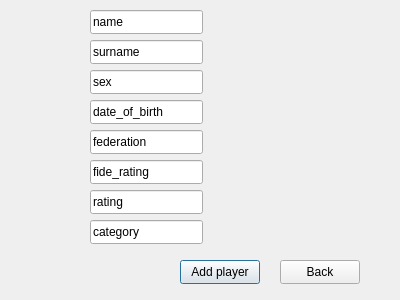
szachiszta/chess-pairing-program, file chess_pairing_program/addnewplayer.ui: the form before one commit.
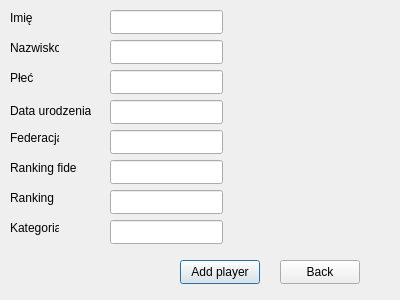
The form after the commit.

```diff
--- a/chess_pairing_program/addnewplayer.ui
+++ b/chess_pairing_program/addnewplayer.ui
@@ -16,105 +16,105 @@
   <widget class="QLineEdit" name="txt_name">
    <property name="geometry">
     <rect>
-     <x>90</x>
+     <x>110</x>
      <y>10</y>
      <width>113</width>
      <height>24</height>
     </rect>
    </property>
    <property name="text">
-    <string>name</string>
+    <string/>
    </property>
   </widget>
   <widget class="QLineEdit" name="txt_surname">
    <property name="geometry">
     <rect>
-     <x>90</x>
+     <x>110</x>
      <y>40</y>
      <width>113</width>
      <height>24</height>
     </rect>
    </property>
    <property name="text">
-    <string>surname</string>
+    <string/>
    </property>
   </widget>
   <widget class="QLineEdit" name="txt_sex">
    <property name="geometry">
     <rect>
-     <x>90</x>
+     <x>110</x>
      <y>70</y>
      <width>113</width>
      <height>24</height>
     </rect>
    </property>
    <property name="text">
-    <string>sex</string>
+    <string/>
    </property>
   </widget>
   <widget class="QLineEdit" name="txt_date">
    <property name="geometry">
     <rect>
-     <x>90</x>
+     <x>110</x>
      <y>100</y>
      <width>113</width>
      <height>24</height>
     </rect>
    </property>
    <property name="text">
-    <string>date_of_birth</string>
+    <string/>
    </property>
   </widget>
   <widget class="QLineEdit" name="txt_federation">
    <property name="geometry">
     <rect>
-     <x>90</x>
+     <x>110</x>
      <y>130</y>
      <width>113</width>
      <height>24</height>
     </rect>
    </property>
    <property name="text">
-    <string>federation</string>
+    <string/>
    </property>
   </widget>
   <widget class="QLineEdit" name="txt_fide">
    <property name="geometry">
     <rect>
-     <x>90</x>
+     <x>110</x>
      <y>160</y>
      <width>113</width>
      <height>24</height>
     </rect>
    </property>
    <property name="text">
-    <string>fide_rating</string>
+    <string/>
    </property>
   </widget>
   <widget class="QLineEdit" name="txt_rating">
    <property name="geometry">
     <rect>
-     <x>90</x>
+     <x>110</x>
      <y>190</y>
      <width>113</width>
      <height>24</height>
     </rect>
    </property>
    <property name="text">
-    <string>rating</string>
+    <string/>
    </property>
   </widget>
   <widget class="QLineEdit" name="txt_category">
    <property name="geometry">
     <rect>
-     <x>90</x>
+     <x>110</x>
      <y>220</y>
      <width>113</width>
      <height>24</height>
     </rect>
    </property>
    <property name="text">
-    <string>category</string>
+    <string/>
    </property>
   </widget>
   <widget class="QPushButton" name="pushButton">
@@ -143,6 +143,110 @@
     <string>Back</string>
    </property>
   </widget>
+  <widget class="QLabel" name="label">
+   <property name="geometry">
+    <rect>
+     <x>10</x>
+     <y>10</y>
+     <width>49</width>
+     <height>16</height>
+    </rect>
+   </property>
+   <property name="text">
+    <string>Imię</string>
+   </property>
+  </widget>
+  <widget class="QLabel" name="label_2">
+   <property name="geometry">
+    <rect>
+     <x>10</x>
+     <y>40</y>
+     <width>49</width>
+     <height>16</height>
+    </rect>
+   </property>
+   <property name="text">
+    <string>Nazwisko</string>
+   </property>
+  </widget>
+  <widget class="QLabel" name="label_3">
+   <property name="geometry">
+    <rect>
+     <x>10</x>
+     <y>70</y>
+     <width>49</width>
+     <height>16</height>
+    </rect>
+   </property>
+   <property name="text">
+    <string>Płeć</string>
+   </property>
+  </widget>
+  <widget class="QLabel" name="label_4">
+   <property name="geometry">
+    <rect>
+     <x>10</x>
+     <y>100</y>
+     <width>81</width>
+     <height>21</height>
+    </rect>
+   </property>
+   <property name="text">
+    <string>Data urodzenia</string>
+   </property>
+  </widget>
+  <widget class="QLabel" name="label_5">
+   <property name="geometry">
+    <rect>
+     <x>10</x>
+     <y>130</y>
+     <width>49</width>
+     <height>16</height>
+    </rect>
+   </property>
+   <property name="text">
+    <string>Federacja</string>
+   </property>
+  </widget>
+  <widget class="QLabel" name="label_6">
+   <property name="geometry">
+    <rect>
+     <x>10</x>
+     <y>160</y>
+     <width>71</width>
+     <height>16</height>
+    </rect>
+   </property>
+   <property name="text">
+    <string>Ranking fide</string>
+   </property>
+  </widget>
+  <widget class="QLabel" name="label_7">
+   <property name="geometry">
+    <rect>
+     <x>10</x>
+     <y>190</y>
+     <width>49</width>
+     <height>16</height>
+    </rect>
+   </property>
+   <property name="text">
+    <string>Ranking</string>
+   </property>
+  </widget>
+  <widget class="QLabel" name="label_8">
+   <property name="geometry">
+    <rect>
+     <x>10</x>
+     <y>220</y>
+     <width>49</width>
+     <height>16</height>
+    </rect>
+   </property>
+   <property name="text">
+    <string>Kategoria</string>
+   </property>
+  </widget>
  </widget>
  <resources/>
  <connections/>
```
